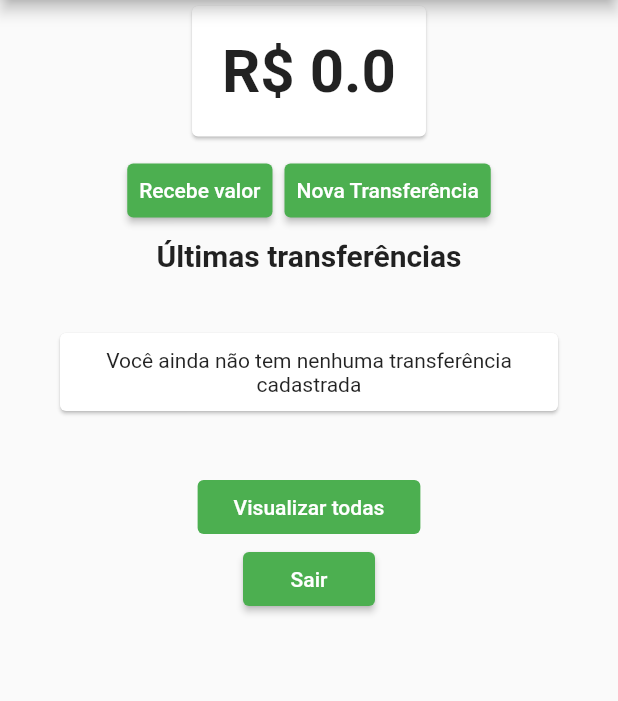
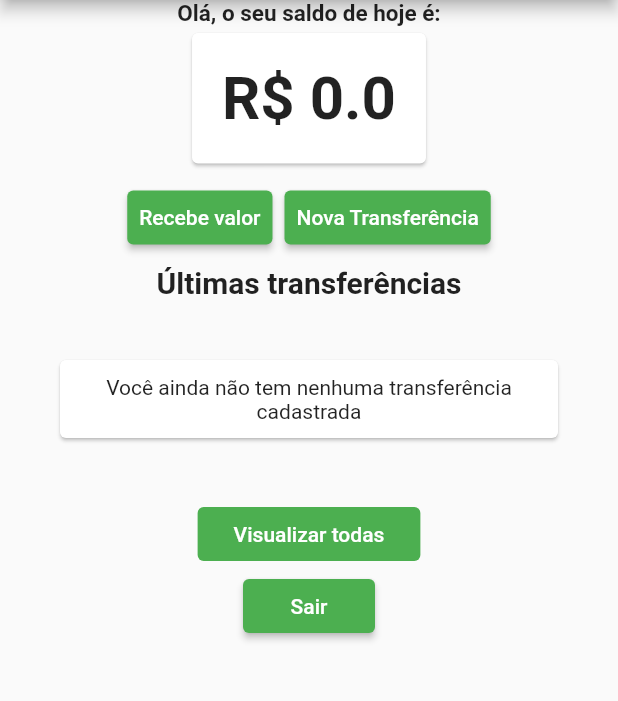
Before and after one commit to alura-cursos/alura_flutterforms, a Flutter app: the Dashboard screen opened directly, on a phone screen of 412 x 824 dp, the part 84-785 px from its top. Run offline on Flutter 3.47's test engine with Material 2 defaults, Android fonts, the phone set to English and light mode, and no system bars; our stand-ins replace brasil_fields, date_time_picker.

Commit message:
Vídeo 5.2

```diff
--- a/lib/main.dart
+++ b/lib/main.dart
@@ -1,3 +1,4 @@
+import 'package:bytebank/models/cliente.dart';
 import 'package:bytebank/models/saldo.dart';
 import 'package:bytebank/screens/autenticacao/login.dart';
 import 'package:flutter/material.dart';
@@ -12,6 +13,9 @@ void main() => runApp(MultiProvider(
         ),
         ChangeNotifierProvider(
           create: (context) => Transferencias(),
+        ),
+        ChangeNotifierProvider(
+          create: (context) => Cliente(),
         ),
       ],
       child: BytebankApp(),
--- a/lib/models/cliente.dart
+++ b/lib/models/cliente.dart
@@ -85,5 +85,7 @@ class Cliente extends ChangeNotifier{
 
   set nome(String value) {
     _nome = value;
+
+    notifyListeners();
   }
 }
--- a/lib/screens/autenticacao/login.dart
+++ b/lib/screens/autenticacao/login.dart
@@ -158,7 +158,6 @@ class Login extends StatelessWidget {
           ),
 
           SizedBox(height: 25),
-
           OutlineButton(
             onPressed: () {
               Navigator.push(
--- a/lib/screens/dashboard/dashboard.dart
+++ b/lib/screens/dashboard/dashboard.dart
@@ -1,9 +1,11 @@
+import 'package:bytebank/models/cliente.dart';
 import 'package:bytebank/screens/autenticacao/login.dart';
 import 'package:bytebank/screens/dashboard/saldo.dart';
 import 'package:bytebank/screens/deposito/formulario.dart';
 import 'package:bytebank/screens/extrato/ultimas.dart';
 import 'package:bytebank/screens/transferencia/formulario.dart';
 import 'package:flutter/material.dart';
+import 'package:provider/provider.dart';
 
 class Dashboard extends StatelessWidget {
   Widget build(BuildContext context) {
@@ -13,6 +15,28 @@ class Dashboard extends StatelessWidget {
       ),
       body: Column(
         children: <Widget>[
+
+          Consumer<Cliente>(
+              builder: (context, cliente, child) {
+                if(cliente.nome != null) {
+
+                  return Text('Olá, ${cliente.nome.split(" ")[0]}, o seu saldo de hoje é:',
+                      style: TextStyle(
+                          fontWeight: FontWeight.bold,
+                          fontSize: 15
+                      )
+                  );
+                }
+
+                return Text('Olá, o seu saldo de hoje é:',
+                    style: TextStyle(
+                        fontWeight: FontWeight.bold,
+                        fontSize: 15
+                    )
+                );
+              }
+          ),
+
           Align(
             alignment: Alignment.topCenter,
             child: SaldoCard(),
--- a/pubspec.yaml
+++ b/pubspec.yaml
@@ -26,6 +26,7 @@ dependencies:
   provider: ^3.0.0
   brasil_fields: ^0.6.0
   date_time_picker: ^1.1.0
+
 dev_dependencies:
   flutter_test:
     sdk: flutter
```
Also changed, not shown: lib/screens/autenticacao/registrar.dart (+38 -0 lines).
